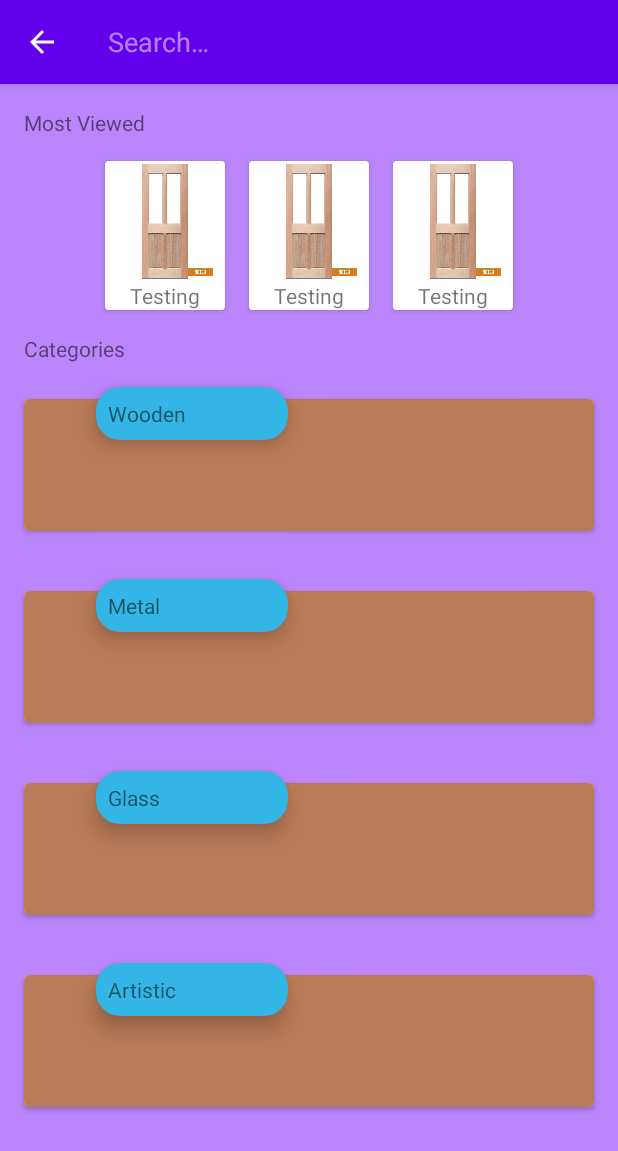
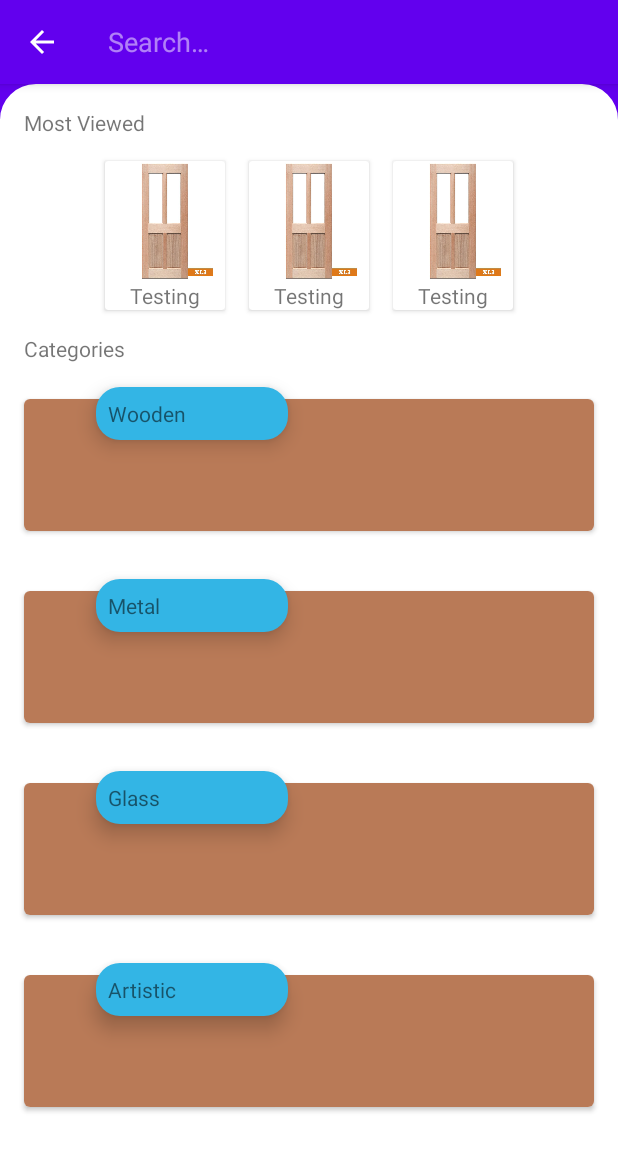
Before and after one commit to NivranshuB/Open-Sesame, an Android app: the screen it shows after launch (MainActivity), after a tap on "Search icon", on a phone screen of 412 x 824 dp. Shown: the top 1151 px of the screen. Run offline under Robolectric (Android 15) with nearby library versions, the phone set to English and light mode, and no system bars.

Commit message:
feat added inverted rounded corner background

```diff
--- /dev/null
+++ b/app/src/main/res/drawable/rounded_corners_background.xml
@@ -0,0 +1,17 @@
+<?xml version="1.0" encoding="utf-8"?>
+<layer-list xmlns:android="http://schemas.android.com/apk/res/android">
+
+    <item
+        android:bottom="-40dp"
+        android:left="-16dp"
+        android:right="-16dp"
+        android:top="-16dp">
+        <shape android:shape="rectangle">
+            <stroke android:width="16dp"
+                android:color="@color/colorPrimary"/>
+            <corners android:radius="32dp" />
+        </shape>
+    </item>
+
+
+</layer-list>
--- a/app/src/main/res/layout/activity_list.xml
+++ b/app/src/main/res/layout/activity_list.xml
@@ -5,7 +5,7 @@
     android:layout_width="match_parent"
     android:layout_height="match_parent"
     android:orientation="vertical"
-
+    android:background="@drawable/rounded_corners_background"
     tools:context=".ListActivity">
 
     <RelativeLayout
--- a/app/src/main/res/layout/activity_main.xml
+++ b/app/src/main/res/layout/activity_main.xml
@@ -4,7 +4,7 @@
     xmlns:tools="http://schemas.android.com/tools"
     android:layout_width="match_parent"
     android:layout_height="match_parent"
-    android:background="@color/purple_200"
+    android:background="@drawable/rounded_corners_background"
     tools:context=".MainActivity">
 
     <LinearLayout
--- a/app/src/main/res/values/colors.xml
+++ b/app/src/main/res/values/colors.xml
@@ -7,4 +7,6 @@
     <color name="teal_700">#FF018786</color>
     <color name="black">#FF000000</color>
     <color name="white">#FFFFFFFF</color>
+    <color name="colorPrimary">@color/purple_500</color>
+    <color name="colorPrimaryVariant">@color/purple_700</color>
 </resources>
--- a/app/src/main/res/values/themes.xml
+++ b/app/src/main/res/values/themes.xml
@@ -2,8 +2,8 @@
     <!-- Base application theme. -->
     <style name="Theme.ListApp" parent="Theme.MaterialComponents.DayNight.DarkActionBar">
         <!-- Primary brand color. -->
-        <item name="colorPrimary">@color/purple_500</item>
-        <item name="colorPrimaryVariant">@color/purple_700</item>
+        <item name="colorPrimary">@color/colorPrimary</item>
+        <item name="colorPrimaryVariant">@color/colorPrimaryVariant</item>
         <item name="colorOnPrimary">@color/white</item>
         <!-- Secondary brand color. -->
         <item name="colorSecondary">@color/teal_200</item>
```
